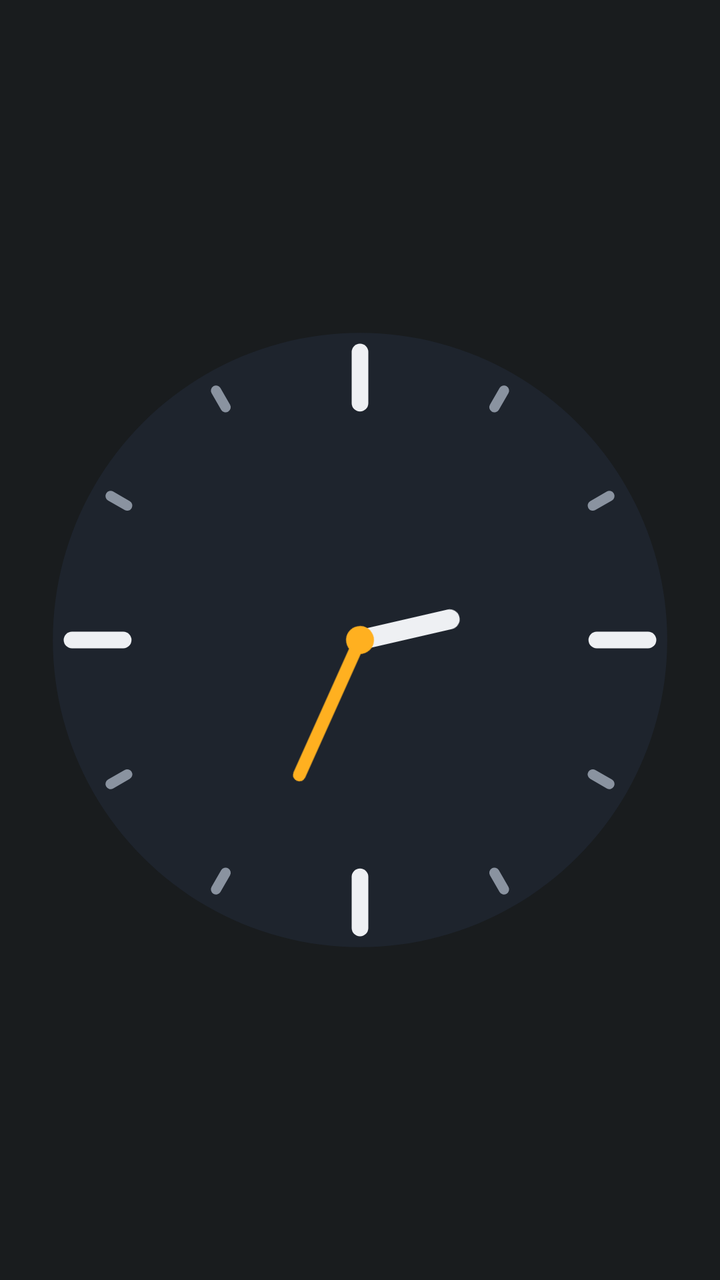
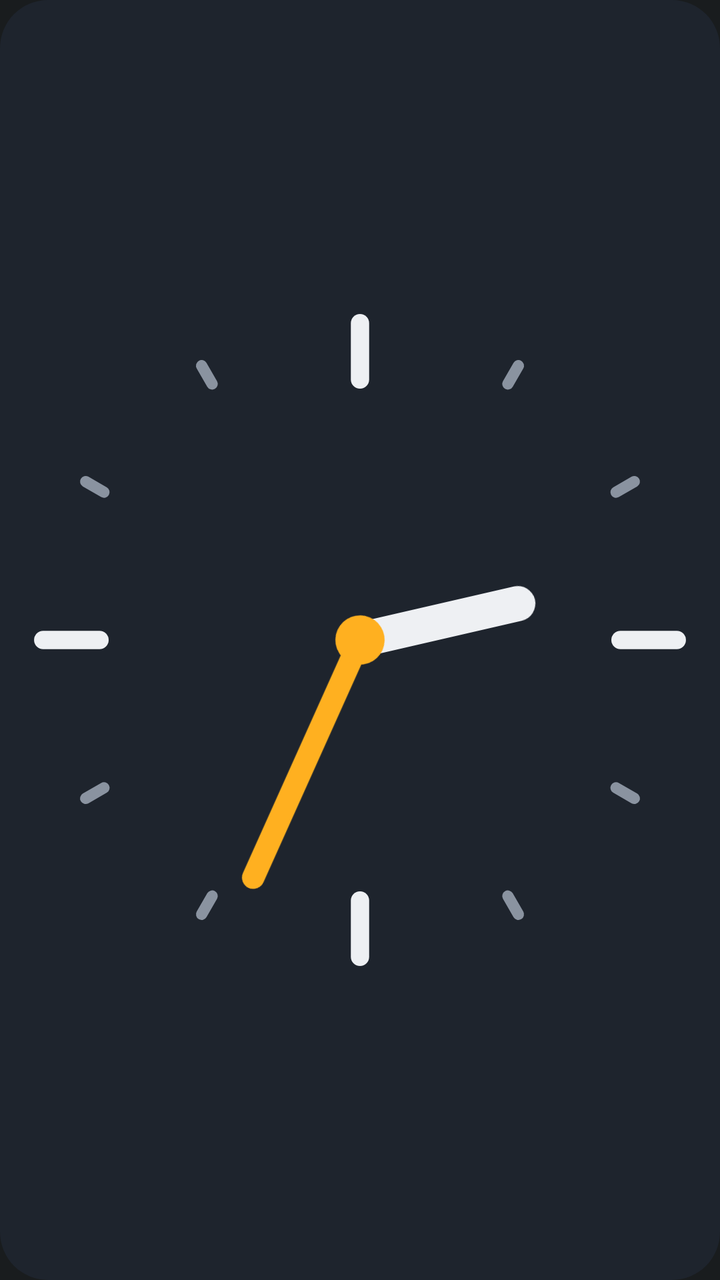

Screens rendered from an Android XML layout before and after an edit, with the pre-edit source and the edit as a unified diff.
<!-- AndroidManifest.xml: application theme android:Theme.DeviceDefault.NoActionBar -->
<!-- res/layout/widget_analog.xml -->
<?xml version="1.0" encoding="utf-8"?>
<FrameLayout xmlns:android="http://schemas.android.com/apk/res/android"
    android:id="@+id/root"
    android:layout_width="match_parent"
    android:layout_height="match_parent"
    android:padding="4dp">
    <AnalogClock
        android:layout_width="match_parent"
        android:layout_height="match_parent"
        android:dial="@drawable/clock_dial"
        android:hand_hour="@drawable/clock_hour"
        android:hand_minute="@drawable/clock_minute"/>
</FrameLayout>
<!-- resources referenced by this layout -->
<resources>
  <!-- drawable clock_dial: vector/xml drawable (drawable, 2091 chars, omitted) -->
  <!-- drawable clock_hour (drawable) -->
  <?xml version="1.0" encoding="utf-8"?>
  <vector xmlns:android="http://schemas.android.com/apk/res/android"
      android:width="200dp" android:height="200dp" android:viewportWidth="100" android:viewportHeight="100">
      <path android:pathData="M50,50 L50,27" android:strokeColor="@color/w_fg" android:strokeWidth="5" android:strokeLineCap="round"/>
  </vector>
  <!-- drawable clock_minute (drawable) -->
  <?xml version="1.0" encoding="utf-8"?>
  <vector xmlns:android="http://schemas.android.com/apk/res/android"
      android:width="200dp" android:height="200dp" android:viewportWidth="100" android:viewportHeight="100">
      <path android:pathData="M50,50 L50,13" android:strokeColor="@color/w_acc" android:strokeWidth="3.2" android:strokeLineCap="round"/>
      <path android:pathData="M46.5,50 a3.5,3.5 0 1,0 7,0 a3.5,3.5 0 1,0 -7,0 Z" android:fillColor="@color/w_acc"/>
  </vector>
  <color name="w_fg">#EEF0F3</color>
  <color name="w_acc">#FFB020</color>
</resources>

<!-- the commit's change to res/layout/widget_analog.xml (unified diff, before → after) -->
@@ -2,12 +2,39 @@
 <FrameLayout xmlns:android="http://schemas.android.com/apk/res/android"
     android:id="@+id/root"
     android:layout_width="match_parent"
-    android:layout_height="match_parent"
-    android:padding="4dp">
-    <AnalogClock
+    android:layout_height="match_parent">
+    <ImageView
+        android:id="@+id/bg"
         android:layout_width="match_parent"
         android:layout_height="match_parent"
-        android:dial="@drawable/clock_dial"
-        android:hand_hour="@drawable/clock_hour"
-        android:hand_minute="@drawable/clock_minute"/>
+        android:scaleType="fitXY"
+        android:src="@drawable/widget_bg"/>
+    <LinearLayout
+        android:layout_width="match_parent"
+        android:layout_height="match_parent"
+        android:orientation="vertical"
+        android:gravity="center"
+        android:padding="4dp">
+        <TextClock
+            android:id="@+id/date_top"
+            android:layout_width="wrap_content"
+            android:layout_height="wrap_content"
+            android:visibility="gone"
+            android:includeFontPadding="false"
+            android:maxLines="1"/>
+        <AnalogClock
+            android:layout_width="match_parent"
+            android:layout_height="0dp"
+            android:layout_weight="1"
+            android:dial="@drawable/clock_dial"
+            android:hand_hour="@drawable/clock_hour"
+            android:hand_minute="@drawable/clock_minute"/>
+        <TextClock
+            android:id="@+id/date_bottom"
+            android:layout_width="wrap_content"
+            android:layout_height="wrap_content"
+            android:visibility="gone"
+            android:includeFontPadding="false"
+            android:maxLines="1"/>
+    </LinearLayout>
 </FrameLayout>
<!-- resource entries referenced after the edit -->
@@ -1,20 +1,44 @@
 <!-- resources referenced by this layout -->
 <resources>
-  <!-- drawable clock_dial: vector/xml drawable (drawable, 2091 chars, omitted) -->
+  <!-- drawable clock_dial (drawable) -->
+  <?xml version="1.0" encoding="utf-8"?>
+  <vector xmlns:android="http://schemas.android.com/apk/res/android"
+      android:width="360dp" android:height="360dp" android:viewportWidth="100" android:viewportHeight="100">
+      <path android:pathData="M50.00,13.00 L50.00,5.00" android:strokeColor="@color/w_fg" android:strokeWidth="2.6" android:strokeLineCap="round"/>
+      <path android:pathData="M71.00,13.63 L72.50,11.03" android:strokeColor="@color/w_mute" android:strokeWidth="1.6" android:strokeLineCap="round"/>
+      <path android:pathData="M86.37,29.00 L88.97,27.50" android:strokeColor="@color/w_mute" android:strokeWidth="1.6" android:strokeLineCap="round"/>
+      <path android:pathData="M87.00,50.00 L95.00,50.00" android:strokeColor="@color/w_fg" android:strokeWidth="2.6" android:strokeLineCap="round"/>
+      <path android:pathData="M86.37,71.00 L88.97,72.50" android:strokeColor="@color/w_mute" android:strokeWidth="1.6" android:strokeLineCap="round"/>
+      <path android:pathData="M71.00,86.37 L72.50,88.97" android:strokeColor="@color/w_mute" android:strokeWidth="1.6" android:strokeLineCap="round"/>
+      <path android:pathData="M50.00,87.00 L50.00,95.00" android:strokeColor="@color/w_fg" android:strokeWidth="2.6" android:strokeLineCap="round"/>
+      <path android:pathData="M29.00,86.37 L27.50,88.97" android:strokeColor="@color/w_mute" android:strokeWidth="1.6" android:strokeLineCap="round"/>
+      <path android:pathData="M13.63,71.00 L11.03,72.50" android:strokeColor="@color/w_mute" android:strokeWidth="1.6" android:strokeLineCap="round"/>
+      <path android:pathData="M13.00,50.00 L5.00,50.00" android:strokeColor="@color/w_fg" android:strokeWidth="2.6" android:strokeLineCap="round"/>
+      <path android:pathData="M13.63,29.00 L11.03,27.50" android:strokeColor="@color/w_mute" android:strokeWidth="1.6" android:strokeLineCap="round"/>
+      <path android:pathData="M29.00,13.63 L27.50,11.03" android:strokeColor="@color/w_mute" android:strokeWidth="1.6" android:strokeLineCap="round"/>
+  </vector>
   <!-- drawable clock_hour (drawable) -->
   <?xml version="1.0" encoding="utf-8"?>
   <vector xmlns:android="http://schemas.android.com/apk/res/android"
-      android:width="200dp" android:height="200dp" android:viewportWidth="100" android:viewportHeight="100">
+      android:width="360dp" android:height="360dp" android:viewportWidth="100" android:viewportHeight="100">
       <path android:pathData="M50,50 L50,27" android:strokeColor="@color/w_fg" android:strokeWidth="5" android:strokeLineCap="round"/>
   </vector>
   <!-- drawable clock_minute (drawable) -->
   <?xml version="1.0" encoding="utf-8"?>
   <vector xmlns:android="http://schemas.android.com/apk/res/android"
-      android:width="200dp" android:height="200dp" android:viewportWidth="100" android:viewportHeight="100">
+      android:width="360dp" android:height="360dp" android:viewportWidth="100" android:viewportHeight="100">
       <path android:pathData="M50,50 L50,13" android:strokeColor="@color/w_acc" android:strokeWidth="3.2" android:strokeLineCap="round"/>
       <path android:pathData="M46.5,50 a3.5,3.5 0 1,0 7,0 a3.5,3.5 0 1,0 -7,0 Z" android:fillColor="@color/w_acc"/>
   </vector>
+  <!-- drawable widget_bg (drawable) -->
+  <?xml version="1.0" encoding="utf-8"?>
+  <shape xmlns:android="http://schemas.android.com/apk/res/android" android:shape="rectangle">
+      <solid android:color="@color/w_bg"/>
+      <corners android:radius="24dp"/>
+  </shape>
   <color name="w_fg">#EEF0F3</color>
+  <color name="w_mute">#8A93A0</color>
   <color name="w_acc">#FFB020</color>
+  <color name="w_bg">#1E242D</color>
 </resources>
 
